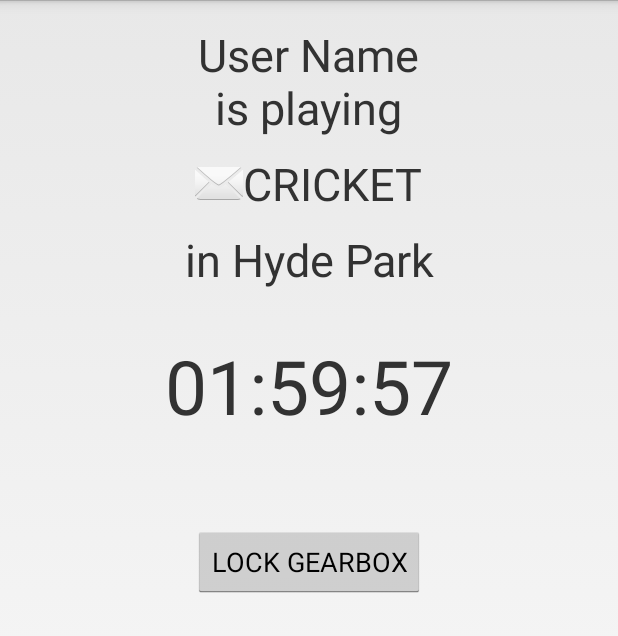
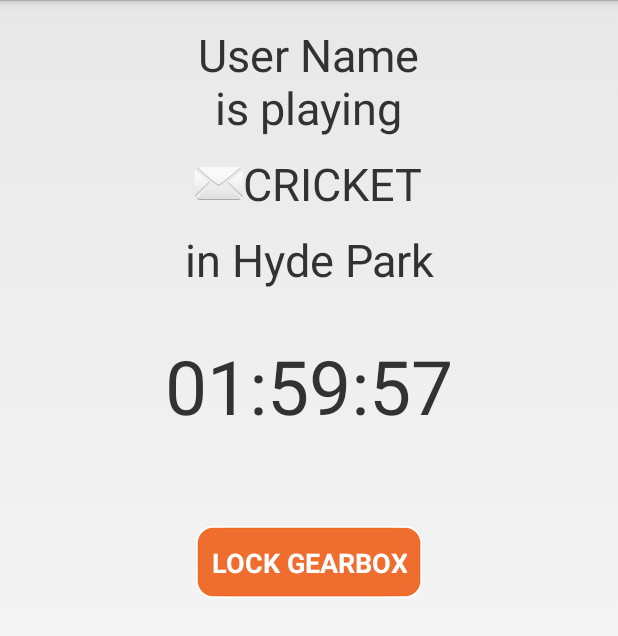
Before and after one commit to michaelbarlow7/gearbox, an Android app: the CurrentlyPlaying screen opened directly, with no data from a screen before it, on a phone screen of 412 x 824 dp. Shown: the top 636 px of the screen. Run offline under Robolectric (Android 15) with nearby library versions, the phone set to English and light mode, and no system bars; libraries missing offline, so code that uses them is left out: com.koushikdutta.async, com.koushikdutta.ion; 2 statements that could not run were skipped.

Commit message:
Adding button style

```diff
--- a/app/src/main/res/layout/activity_currently_playing.xml
+++ b/app/src/main/res/layout/activity_currently_playing.xml
@@ -56,6 +56,7 @@
         android:layout_below="@id/timer"
         android:layout_margin="30dp"
         android:layout_centerHorizontal="true"
+        style="@style/ButtonStyle"
         android:text="LOCK GEARBOX"
         android:onClick="onLockClick"
         />
--- a/app/src/main/res/layout/marker_info.xml
+++ b/app/src/main/res/layout/marker_info.xml
@@ -75,6 +75,7 @@
         android:layout_width="wrap_content"
         android:layout_height="wrap_content"
         android:text="Play Here"
+        style="@style/ButtonStyle"
         android:layout_below="@id/iconLayout"
         android:layout_centerHorizontal="true"
         />
--- a/app/src/main/res/values/styles.xml
+++ b/app/src/main/res/values/styles.xml
@@ -4,5 +4,12 @@
     <style name="AppTheme" parent="android:Theme.Holo.Light.DarkActionBar">
         <!-- Customize your theme here. -->
     </style>
+    <style name="ButtonStyle" >
+        <item name="android:background">@drawable/buttonresize</item>
+        <item name="android:textColor">@android:color/white</item>
+        <item name="android:textSize">18sp</item>
+        <item name="android:textStyle">bold</item>
+        <!-- Customize your theme here. -->
+    </style>
 
 </resources>
```
Also changed, not shown: app/src/main/res/drawable-xxhdpi/buttonresize.9.png (added).
